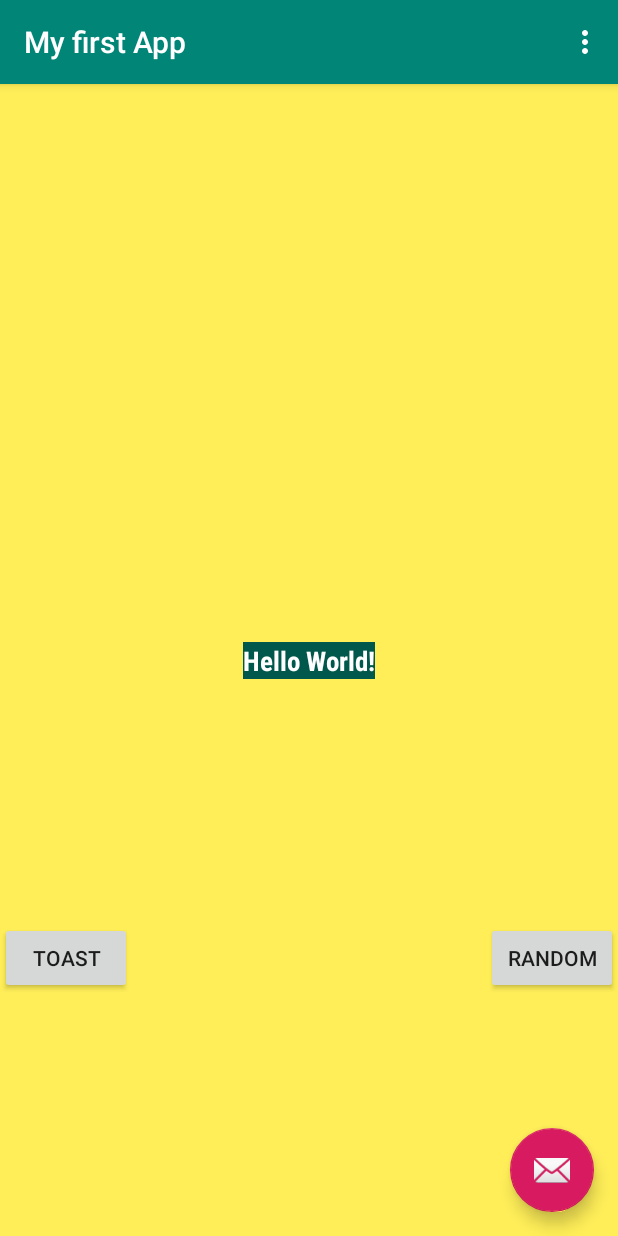
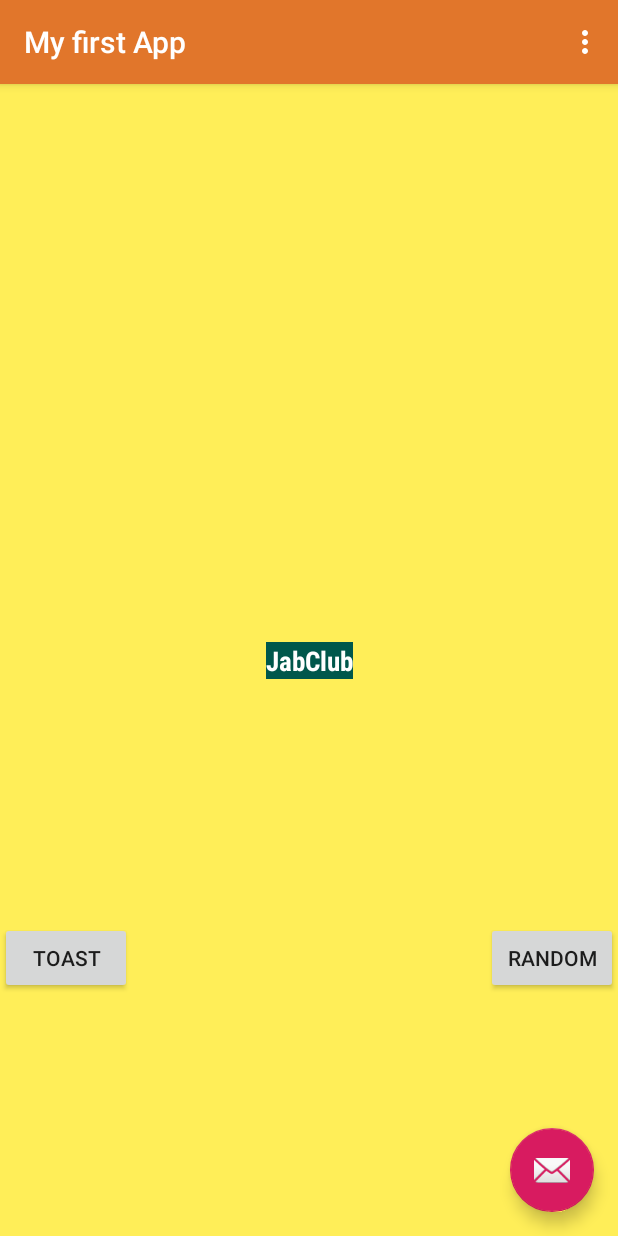
Before and after one commit to valentin-veluppillai/jabclub, an Android app: the screen it shows after launch (MainActivity), on a phone screen of 412 x 824 dp. Run offline under Robolectric (Android 15) with nearby library versions, the light colour scheme and no system bars.

Commit message:
Farbänderung

```diff
--- a/app/MyfirstApp2/app/src/main/res/layout/content_main.xml
+++ b/app/MyfirstApp2/app/src/main/res/layout/content_main.xml
@@ -14,7 +14,7 @@
         android:layout_width="wrap_content"
         android:layout_height="wrap_content"
         android:background="@color/colorPrimaryDark"
-        android:text="Hello World!"
+        android:text="@string/jabclub"
         android:textColor="@android:color/white"
         android:textSize="18sp"
         android:textStyle="bold"
--- a/app/MyfirstApp2/app/src/main/res/values/colors.xml
+++ b/app/MyfirstApp2/app/src/main/res/values/colors.xml
@@ -1,6 +1,6 @@
 <?xml version="1.0" encoding="utf-8"?>
 <resources>
-    <color name="colorPrimary">#008577</color>
+    <color name="colorPrimary">#e1762b</color>
     <color name="colorPrimaryDark">#00574B</color>
     <color name="colorAccent">#D81B60</color>
     <color name="screenBackground">#FFEE58</color>
--- a/app/MyfirstApp2/app/src/main/res/values/strings.xml
+++ b/app/MyfirstApp2/app/src/main/res/values/strings.xml
@@ -3,4 +3,5 @@
     <string name="action_settings">Settings</string>
     <string name="toast_button_text">Toast</string>
     <string name="random_button_text">Random</string>
+    <string name="jabclub">JabClub</string>
 </resources>
```
